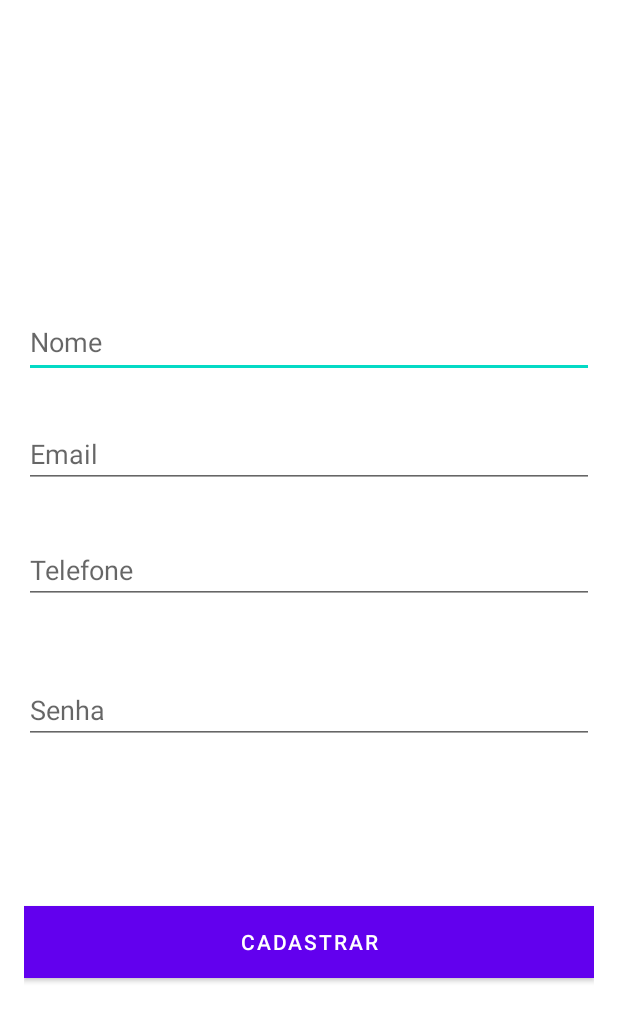
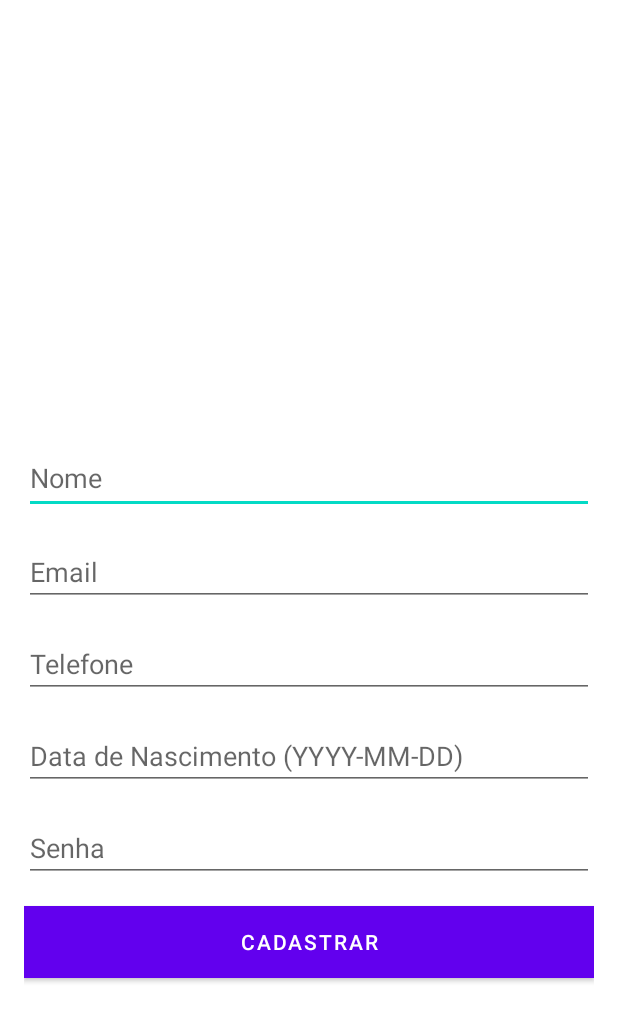
Before and after one commit to jonathanluca/projeto-integrador-4, an Android app built with Jetpack Compose: the layout activity_cadastro.xml on its own in the app's theme, with its tools: preview values and no code run, on a phone screen of 412 x 824 dp. Shown: the top 1022 px of the screen. Run offline under Robolectric (Android 15) with nearby library versions, the phone set to English and light mode, and no system bars.

```diff
--- a/Cliente/cuidaPET/app/src/main/java/br/com/pucc/cuida_pet/CadastroActivity.kt
+++ b/Cliente/cuidaPET/app/src/main/java/br/com/pucc/cuida_pet/CadastroActivity.kt
@@ -1,12 +1,16 @@
 package br.com.pucc.cuida_pet
 
 import android.os.Bundle
+import android.util.Log
 import android.widget.Button
 import android.widget.CheckBox
 import android.widget.EditText
 import android.widget.Toast
 import androidx.appcompat.app.AppCompatActivity
+import br.com.pucc.cuida_pet.data.DonoPet
 import br.com.pucc.cuida_pet.databinding.ActivityCadastroBinding
+import java.time.LocalDate
+import java.time.format.DateTimeFormatter
 
 class CadastroActivity : AppCompatActivity() {
     private lateinit var binding:ActivityCadastroBinding
@@ -19,15 +23,24 @@ class CadastroActivity : AppCompatActivity() {
             val nome = binding.etNome.text.toString()
             val email = binding.etEmailCadastro.text.toString()
             val telefone = binding.etTelefone.text.toString()
-            val senha = binding.etSenha.text.toString()
+            val dataNascimentoStr = binding.etDataNascimento.text.toString()
 
-            val userManager = UserManager(this)
+            try {
+                val formatter = DateTimeFormatter.ofPattern("yyyy-MM-dd")
+                val dataNascimento = LocalDate.parse(dataNascimentoStr, formatter)
+                val senha = binding.etSenha.text.toString()
 
-            // Crie lógica para lidar com o cadastro e outras ações necessárias
-            userManager.registerUser(nome, email, telefone, senha)
-            showToast("Cadastro realizado com sucesso!")
-            finish()  // Fecha a atividade de cadastro após o sucesso
+                val donoPet = DonoPet(nome, email, telefone, dataNascimento, senha)
 
+                // Adicione o Logcat para exibir as informações do objeto
+                Log.d("CadastroActivity", "DonoPet criado: $donoPet")
+
+                showToast("Cadastro realizado com sucesso!")
+                finish()
+
+            } catch (e: IllegalArgumentException) {
+                showToast(e.message ?: "Erro no cadastro.")
+            }
         }
     }
 
--- a/Cliente/cuidaPET/app/src/main/res/layout/activity_cadastro.xml
+++ b/Cliente/cuidaPET/app/src/main/res/layout/activity_cadastro.xml
@@ -14,7 +14,7 @@
         android:id="@+id/etNome"
         android:layout_width="match_parent"
         android:layout_height="wrap_content"
-        android:layout_marginBottom="28dp"
+        android:layout_marginBottom="16dp"
         android:height="48dp"
         android:hint="Nome"
         app:layout_constraintBottom_toTopOf="@+id/etEmailCadastro"
@@ -25,12 +25,13 @@
         android:id="@+id/etEmailCadastro"
         android:layout_width="match_parent"
         android:layout_height="wrap_content"
-        android:layout_marginBottom="32dp"
+        android:layout_marginBottom="16dp"
         android:height="48dp"
         android:hint="Email"
         android:inputType="textEmailAddress"
         app:layout_constraintBottom_toTopOf="@+id/etTelefone"
-        tools:layout_editor_absoluteX="16dp" />
+        app:layout_constraintEnd_toEndOf="parent"
+        app:layout_constraintStart_toStartOf="parent" />
 
     <EditText
         android:id="@+id/etTelefone"
@@ -40,24 +41,34 @@
         android:height="48dp"
         android:hint="Telefone"
         android:inputType="phone"
-        app:layout_constraintBottom_toBottomOf="parent"
+        app:layout_constraintBottom_toTopOf="@+id/etDataNascimento"
         app:layout_constraintEnd_toEndOf="parent"
-        app:layout_constraintStart_toStartOf="parent"
-        app:layout_constraintTop_toTopOf="parent"
-        app:layout_constraintVertical_bias="0.467" />
+        app:layout_constraintStart_toStartOf="parent" />
+
+    <!-- Novo campo para Data de Nascimento -->
+    <EditText
+        android:id="@+id/etDataNascimento"
+        android:layout_width="match_parent"
+        android:layout_height="wrap_content"
+        android:layout_marginBottom="16dp"
+        android:height="48dp"
+        android:hint="Data de Nascimento (YYYY-MM-DD)"
+        android:inputType="date"
+        app:layout_constraintBottom_toTopOf="@+id/etSenha"
+        app:layout_constraintEnd_toEndOf="parent"
+        app:layout_constraintStart_toStartOf="parent" />
 
     <EditText
         android:id="@+id/etSenha"
         android:layout_width="match_parent"
         android:layout_height="wrap_content"
-        android:layout_marginVertical="16dp"
+        android:layout_marginBottom="16dp"
         android:height="48dp"
         android:hint="Senha"
         android:inputType="textPassword"
         app:layout_constraintBottom_toTopOf="@+id/btnCadastrar"
-        app:layout_constraintTop_toBottomOf="@+id/etTelefone"
-        app:layout_constraintVertical_bias="0.258"
-        tools:layout_editor_absoluteX="7dp" />
+        app:layout_constraintEnd_toEndOf="parent"
+        app:layout_constraintStart_toStartOf="parent" />
 
     <Button
         android:id="@+id/btnCadastrar"
```
